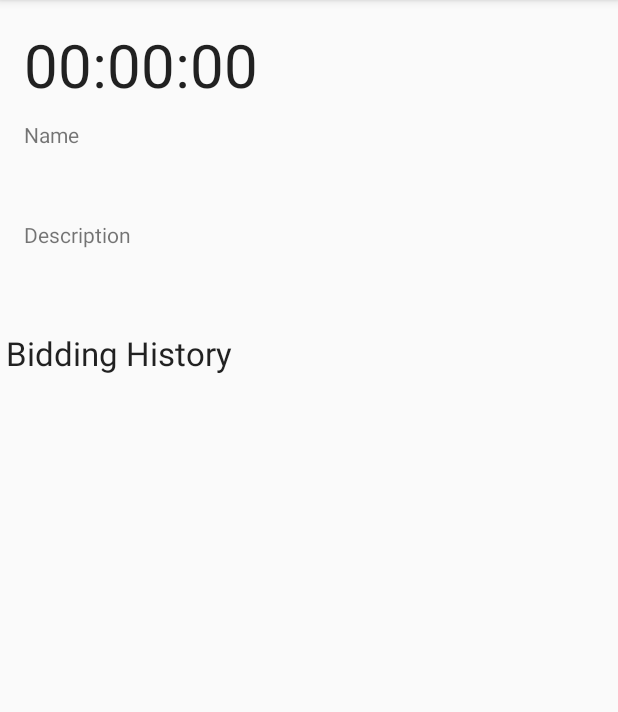
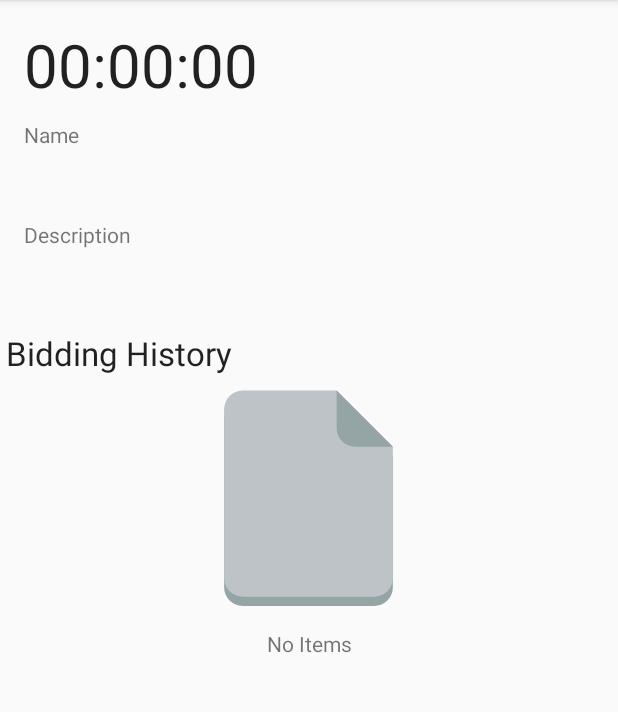
Before and after one commit to syedtalha/standalone-android-auction-app, an Android app: the ListingDetailActivity screen opened directly, with no data from a screen before it, on a phone screen of 412 x 824 dp, the part 84-796 px from its top. Run offline under Robolectric (Android 15) with nearby library versions, the phone set to English and light mode, and no system bars; libraries missing offline, so code that uses them is left out: biz.kasual.materialnumberpicker; 6 statements that could not run were skipped.

Commit message:
Bot changes

```diff
--- a/BidIt/app/src/main/java/com/talhasyed/bidit/controller/ListingDetailActivity.java
+++ b/BidIt/app/src/main/java/com/talhasyed/bidit/controller/ListingDetailActivity.java
@@ -8,7 +8,6 @@ import android.support.v4.content.CursorLoader;
 import android.support.v4.content.Loader;
 import android.support.v4.widget.SimpleCursorAdapter;
 import android.support.v7.app.AlertDialog;
-import android.support.v7.app.AppCompatActivity;
 import android.view.Menu;
 import android.view.MenuItem;
 import android.view.View;
@@ -89,6 +88,7 @@ public class ListingDetailActivity extends AutoBotServiceBoundActivity implement
             }
         });
         listView.setAdapter(adapter);
+        listView.setEmptyView(findViewById(R.id.emptyLayoutGeneralList));
         listCallback = new LoaderManager.LoaderCallbacks<Cursor>() {
             @Override
             public Loader<Cursor> onCreateLoader(int id, Bundle args) {
--- a/BidIt/app/src/main/java/com/talhasyed/bidit/controller/ListingsListFragment.java
+++ b/BidIt/app/src/main/java/com/talhasyed/bidit/controller/ListingsListFragment.java
@@ -150,7 +150,7 @@ public class ListingsListFragment extends Fragment implements LoaderManager.Load
         listView = (ListView) view.findViewById(R.id.listViewListingsList);
         listView.setAdapter(adapter);
         listView.setOnItemClickListener(this);
-//TODO        listView.setEmptyView(view.findViewById(R.id.emptyLayoutGeneralList));
+        listView.setEmptyView(view.findViewById(R.id.emptyLayoutGeneralList));
         getLoaderManager().initLoader(LOADER_ID_LIST, null, this);
 
         return view;
--- a/BidIt/app/src/main/java/com/talhasyed/bidit/service/AutoBotService.java
+++ b/BidIt/app/src/main/java/com/talhasyed/bidit/service/AutoBotService.java
@@ -44,7 +44,7 @@ public class AutoBotService extends Service {
         } catch (LocalAuthException e) {
             e.printStackTrace();//TODO handle this just in case Donald Trump manages to rig the election
         }
-        timer = new Timer();
+
 
 
     }
@@ -52,10 +52,15 @@ public class AutoBotService extends Service {
     @Override
     public void onDestroy() {
         super.onDestroy();
+        timer.cancel();
     }
 
     @Override
     public int onStartCommand(Intent intent, int flags, int startId) {
+        if (timer!=null)    {
+            timer.cancel();
+        }
+        timer = new Timer();
         timer.scheduleAtFixedRate(new TimerTask() {
             @Override
             public void run() {
@@ -71,7 +76,9 @@ public class AutoBotService extends Service {
             for (ListingModel listing :
                     allActiveListings) {
                 Double highestBidSoFar = bidCRUD.getHighestBidFor(listing.get_id());
-
+                if (highestBidSoFar == null) {
+                    highestBidSoFar = 0.0;
+                }
                 bidCRUD.insert(new BidModel.Builder()
                         .withAmount(highestBidSoFar + new Random().nextInt(100))
                         .withListingId(String.valueOf(listing.get_id()))
--- /dev/null
+++ b/BidIt/app/src/main/res/drawable/ic_empty_list.xml
@@ -0,0 +1,15 @@
+<vector xmlns:android="http://schemas.android.com/apk/res/android"
+        android:width="24dp"
+        android:height="24dp"
+        android:viewportWidth="24.0"
+        android:viewportHeight="24.0">
+    <path
+        android:pathData="m5,2c-1.105,0 -2,0.9 -2,2v8,4 6c0,1.1 0.895,2 2,2h14c1.105,0 2,-0.9 2,-2v-6,-4 -4l-6,-6h-10z"
+        android:fillColor="#95a5a6"/>
+    <path
+        android:pathData="m5,1c-1.105,0 -2,0.9 -2,2v8,4 6c0,1.1 0.895,2 2,2h14c1.105,0 2,-0.9 2,-2v-6,-4 -4l-6,-6h-10z"
+        android:fillColor="#bdc3c7"/>
+    <path
+        android:pathData="m21,7 l-6,-6v4c0,1.1 0.895,2 2,2h4z"
+        android:fillColor="#95a5a6"/>
+</vector>
--- a/BidIt/app/src/main/res/layout/activity_listing_detail.xml
+++ b/BidIt/app/src/main/res/layout/activity_listing_detail.xml
@@ -86,5 +86,7 @@
             android:layout_height="wrap_content">
 
         </ListView>
+        <include layout="@layout/empty_list" />
+
     </LinearLayout>
 </RelativeLayout>
--- /dev/null
+++ b/BidIt/app/src/main/res/layout/empty_list.xml
@@ -0,0 +1,25 @@
+<?xml version="1.0" encoding="utf-8"?>
+<RelativeLayout xmlns:android="http://schemas.android.com/apk/res/android"
+    xmlns:app="http://schemas.android.com/apk/res-auto"
+    android:id="@+id/emptyLayoutGeneralList"
+    android:layout_width="match_parent"
+    android:layout_height="match_parent"
+    android:gravity="center">
+    <ImageView
+        android:layout_width="150dp"
+        android:layout_height="150dp"
+        android:gravity="center"
+        app:srcCompat="@drawable/ic_empty_list"
+        android:id="@+id/imageViewEmptyList"
+        android:layout_centerHorizontal="true" />
+    <TextView
+
+        android:layout_width="200dp"
+        android:layout_margin="15dp"
+        android:layout_height="wrap_content"
+        android:textAppearance="@style/TextAppearance.AppCompat.Small"
+        android:text="No Items"
+        android:gravity="center"
+        android:layout_below="@id/imageViewEmptyList"
+        android:layout_centerHorizontal="true" />
+</RelativeLayout>
--- a/BidIt/app/src/main/res/layout/fragment_listings_list.xml
+++ b/BidIt/app/src/main/res/layout/fragment_listings_list.xml
@@ -10,4 +10,5 @@
         android:layout_height="wrap_content">
 
     </ListView>
+    <include layout="@layout/empty_list" />
 </FrameLayout>
```
